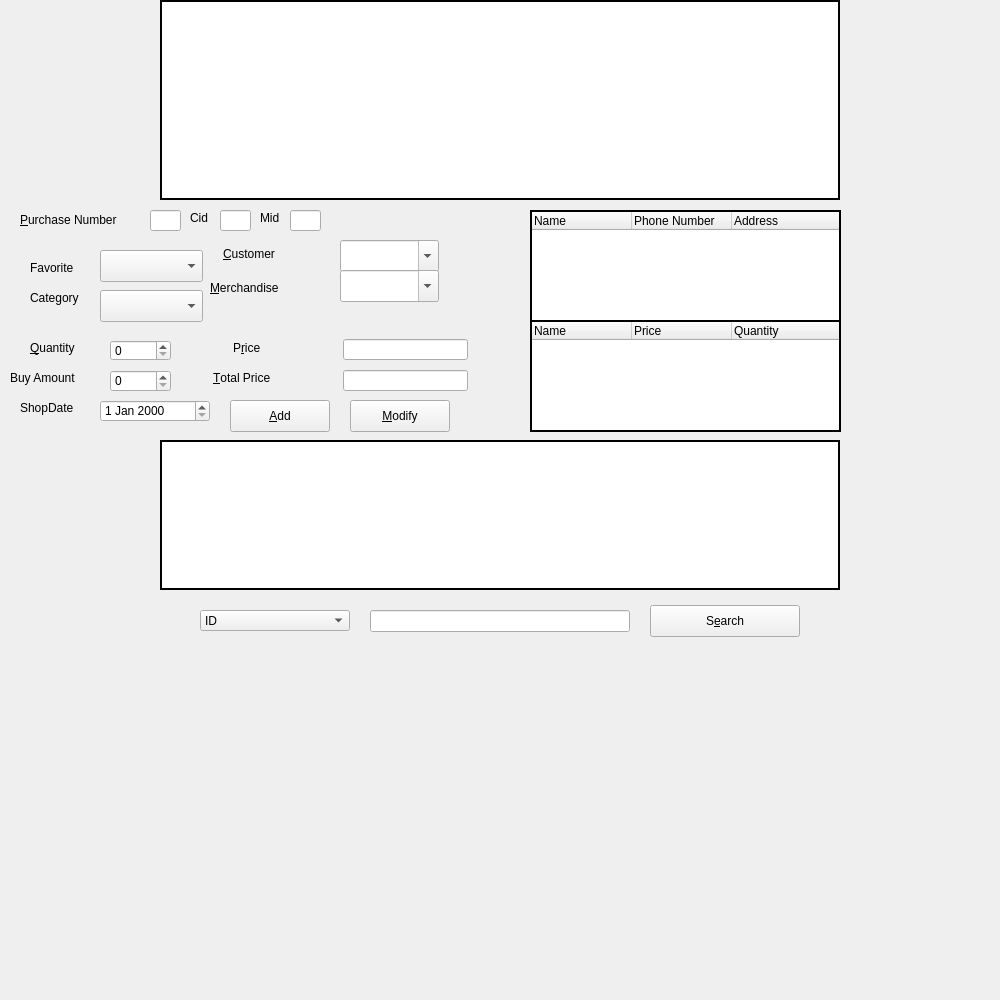
GlennPark/OliveHealthCare, file purchasemanage.ui: the form before one commit.
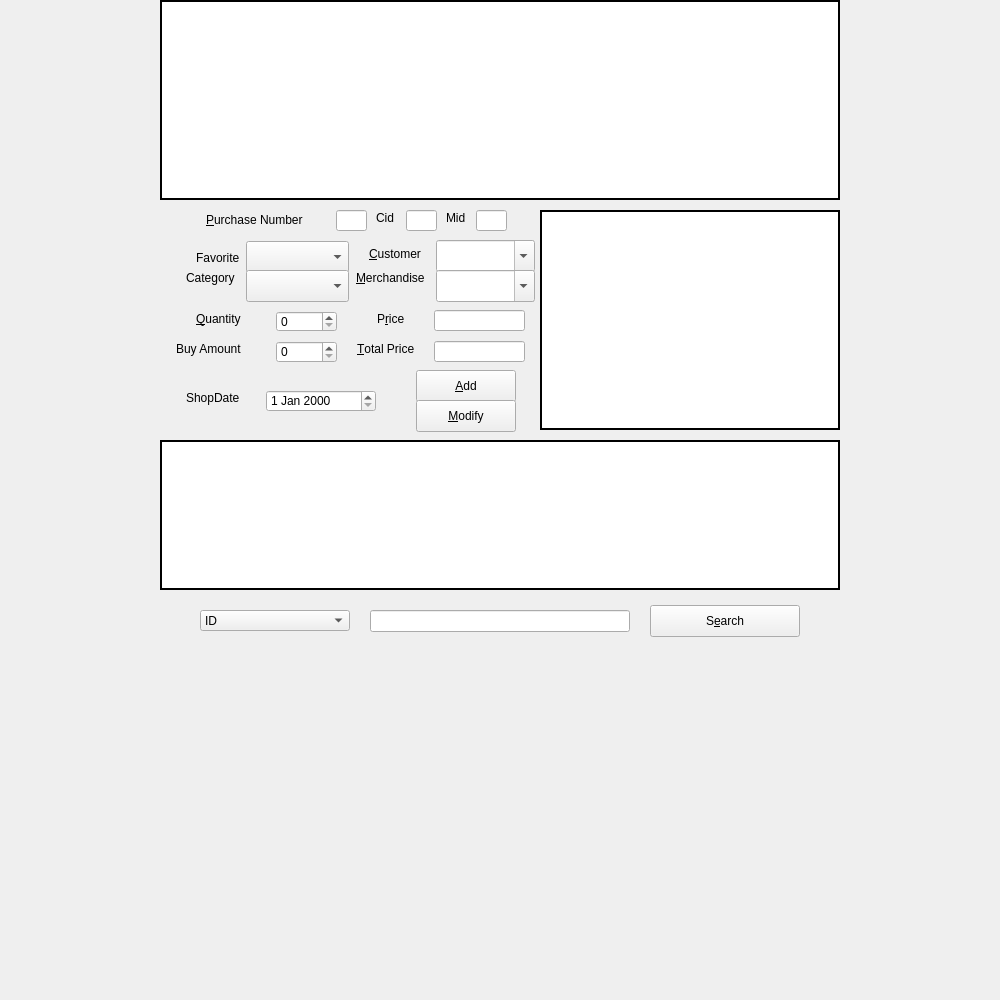
The form after the commit. Icons and pictures are not drawn.

Patch:
```diff
--- a/purchasemanage.ui
+++ b/purchasemanage.ui
@@ -32,8 +32,8 @@
   <widget class="QPushButton" name="addPushButton">
    <property name="geometry">
     <rect>
-     <x>230</x>
-     <y>400</y>
+     <x>416</x>
+     <y>370</y>
      <width>100</width>
      <height>32</height>
     </rect>
@@ -45,9 +45,9 @@
   <widget class="QLineEdit" name="totalPriceLineEdit">
    <property name="geometry">
     <rect>
-     <x>343</x>
-     <y>370</y>
-     <width>125</width>
+     <x>434</x>
+     <y>341</y>
+     <width>91</width>
      <height>21</height>
     </rect>
    </property>
@@ -55,9 +55,9 @@
   <widget class="QLabel" name="customerLabel">
    <property name="geometry">
     <rect>
-     <x>223</x>
+     <x>369</x>
      <y>246</y>
-     <width>101</width>
+     <width>61</width>
      <height>16</height>
     </rect>
    </property>
@@ -71,7 +71,7 @@
   <widget class="QLineEdit" name="PidLineEdit">
    <property name="geometry">
     <rect>
-     <x>150</x>
+     <x>336</x>
      <y>210</y>
      <width>31</width>
      <height>21</height>
@@ -84,9 +84,9 @@
   <widget class="QLabel" name="priceLabel">
    <property name="geometry">
     <rect>
-     <x>233</x>
-     <y>340</y>
-     <width>101</width>
+     <x>377</x>
+     <y>311</y>
+     <width>41</width>
      <height>16</height>
     </rect>
    </property>
@@ -100,9 +100,9 @@
   <widget class="QLabel" name="totalPriceLabel">
    <property name="geometry">
     <rect>
-     <x>213</x>
-     <y>370</y>
-     <width>121</width>
+     <x>357</x>
+     <y>341</y>
+     <width>71</width>
      <height>16</height>
     </rect>
    </property>
@@ -116,7 +116,7 @@
   <widget class="QComboBox" name="nameComboBox">
    <property name="geometry">
     <rect>
-     <x>340</x>
+     <x>436</x>
      <y>240</y>
      <width>99</width>
      <height>32</height>
@@ -129,8 +129,8 @@
   <widget class="QSpinBox" name="quantitySpinBox">
    <property name="geometry">
     <rect>
-     <x>110</x>
-     <y>340</y>
+     <x>276</x>
+     <y>311</y>
      <width>61</width>
      <height>21</height>
     </rect>
@@ -142,8 +142,8 @@
   <widget class="QLabel" name="quantityLabel">
    <property name="geometry">
     <rect>
-     <x>30</x>
-     <y>340</y>
+     <x>196</x>
+     <y>311</y>
      <width>61</width>
      <height>16</height>
     </rect>
@@ -158,7 +158,7 @@
   <widget class="QLabel" name="PidLabel">
    <property name="geometry">
     <rect>
-     <x>20</x>
+     <x>206</x>
      <y>210</y>
      <width>131</width>
      <height>20</height>
@@ -174,7 +174,7 @@
   <widget class="QComboBox" name="mnameComboBox">
    <property name="geometry">
     <rect>
-     <x>340</x>
+     <x>436</x>
      <y>270</y>
      <width>99</width>
      <height>32</height>
@@ -187,9 +187,9 @@
   <widget class="QLineEdit" name="priceLineEdit">
    <property name="geometry">
     <rect>
-     <x>343</x>
-     <y>339</y>
-     <width>125</width>
+     <x>434</x>
+     <y>310</y>
+     <width>91</width>
      <height>21</height>
     </rect>
    </property>
@@ -197,7 +197,7 @@
   <widget class="QPushButton" name="modifyPushButton">
    <property name="geometry">
     <rect>
-     <x>350</x>
+     <x>416</x>
      <y>400</y>
      <width>100</width>
      <height>32</height>
@@ -210,9 +210,9 @@
   <widget class="QLabel" name="merchandiseLabel">
    <property name="geometry">
     <rect>
-     <x>210</x>
-     <y>280</y>
-     <width>121</width>
+     <x>356</x>
+     <y>270</y>
+     <width>81</width>
      <height>16</height>
     </rect>
    </property>
@@ -223,74 +223,6 @@
     <cstring>mnameComboBox</cstring>
    </property>
   </widget>
-  <widget class="QTreeWidget" name="merchandiseTreeWidget">
-   <property name="geometry">
-    <rect>
-     <x>530</x>
-     <y>320</y>
-     <width>311</width>
-     <height>112</height>
-    </rect>
-   </property>
-   <property name="frameShape">
-    <enum>QFrame::WinPanel</enum>
-   </property>
-   <property name="frameShadow">
-    <enum>QFrame::Plain</enum>
-   </property>
-   <property name="rootIsDecorated">
-    <bool>false</bool>
-   </property>
-   <column>
-    <property name="text">
-     <string>Name</string>
-    </property>
-   </column>
-   <column>
-    <property name="text">
-     <string>Price</string>
-    </property>
-   </column>
-   <column>
-    <property name="text">
-     <string>Quantity</string>
-    </property>
-   </column>
-  </widget>
-  <widget class="QTreeWidget" name="customerTreeWidget">
-   <property name="geometry">
-    <rect>
-     <x>530</x>
-     <y>210</y>
-     <width>311</width>
-     <height>112</height>
-    </rect>
-   </property>
-   <property name="frameShape">
-    <enum>QFrame::WinPanel</enum>
-   </property>
-   <property name="frameShadow">
-    <enum>QFrame::Plain</enum>
-   </property>
-   <property name="rootIsDecorated">
-    <bool>false</bool>
-   </property>
-   <column>
-    <property name="text">
-     <string>Name</string>
-    </property>
-   </column>
-   <column>
-    <property name="text">
-     <string>Phone Number</string>
-    </property>
-   </column>
-   <column>
-    <property name="text">
-     <string>Address</string>
-    </property>
-   </column>
-  </widget>
   <widget class="QPushButton" name="searchPushButton">
    <property name="geometry">
     <rect>
@@ -377,8 +309,8 @@
   <widget class="QDateEdit" name="shopDateEdit">
    <property name="geometry">
     <rect>
-     <x>100</x>
-     <y>400</y>
+     <x>266</x>
+     <y>390</y>
      <width>110</width>
      <height>22</height>
     </rect>
@@ -387,8 +319,8 @@
   <widget class="QLabel" name="shopDateLineEdit">
    <property name="geometry">
     <rect>
-     <x>20</x>
-     <y>400</y>
+     <x>186</x>
+     <y>390</y>
      <width>61</width>
      <height>16</height>
     </rect>
@@ -400,8 +332,8 @@
   <widget class="QLabel" name="buyAmountLineEdit">
    <property name="geometry">
     <rect>
-     <x>10</x>
-     <y>370</y>
+     <x>176</x>
+     <y>341</y>
      <width>81</width>
      <height>16</height>
     </rect>
@@ -413,8 +345,8 @@
   <widget class="QSpinBox" name="buyAmountSpinBox">
    <property name="geometry">
     <rect>
-     <x>110</x>
-     <y>370</y>
+     <x>276</x>
+     <y>341</y>
      <width>61</width>
      <height>22</height>
     </rect>
@@ -423,8 +355,8 @@
   <widget class="QComboBox" name="favoriteComboBox">
    <property name="geometry">
     <rect>
-     <x>100</x>
-     <y>250</y>
+     <x>246</x>
+     <y>241</y>
      <width>103</width>
      <height>32</height>
     </rect>
@@ -433,8 +365,8 @@
   <widget class="QComboBox" name="categoryComboBox">
    <property name="geometry">
     <rect>
-     <x>100</x>
-     <y>290</y>
+     <x>246</x>
+     <y>270</y>
      <width>103</width>
      <height>32</height>
     </rect>
@@ -443,8 +375,8 @@
   <widget class="QLabel" name="favoriteLabel">
    <property name="geometry">
     <rect>
-     <x>30</x>
-     <y>260</y>
+     <x>196</x>
+     <y>250</y>
      <width>58</width>
      <height>16</height>
     </rect>
@@ -456,8 +388,8 @@
   <widget class="QLabel" name="categoryLabel">
    <property name="geometry">
     <rect>
-     <x>30</x>
-     <y>290</y>
+     <x>186</x>
+     <y>270</y>
      <width>58</width>
      <height>16</height>
     </rect>
@@ -469,7 +401,7 @@
   <widget class="QLineEdit" name="CidLineEdit">
    <property name="geometry">
     <rect>
-     <x>220</x>
+     <x>406</x>
      <y>210</y>
      <width>31</width>
      <height>21</height>
@@ -479,7 +411,7 @@
   <widget class="QLineEdit" name="MidLineEdit">
    <property name="geometry">
     <rect>
-     <x>290</x>
+     <x>476</x>
      <y>210</y>
      <width>31</width>
      <height>21</height>
@@ -489,7 +421,7 @@
   <widget class="QLabel" name="label">
    <property name="geometry">
     <rect>
-     <x>190</x>
+     <x>376</x>
      <y>210</y>
      <width>21</width>
      <height>16</height>
@@ -502,7 +434,7 @@
   <widget class="QLabel" name="label_2">
    <property name="geometry">
     <rect>
-     <x>260</x>
+     <x>446</x>
      <y>210</y>
      <width>21</width>
      <height>16</height>
@@ -512,6 +444,22 @@
     <string>Mid</string>
    </property>
   </widget>
+  <widget class="QTableView" name="tableView">
+   <property name="geometry">
+    <rect>
+     <x>540</x>
+     <y>210</y>
+     <width>300</width>
+     <height>220</height>
+    </rect>
+   </property>
+   <property name="frameShape">
+    <enum>QFrame::WinPanel</enum>
+   </property>
+   <property name="frameShadow">
+    <enum>QFrame::Plain</enum>
+   </property>
+  </widget>
  </widget>
  <resources>
   <include location="resources.qrc"/>
```
Left out of the diff: 6 changed lines with no effect on the pictures.
